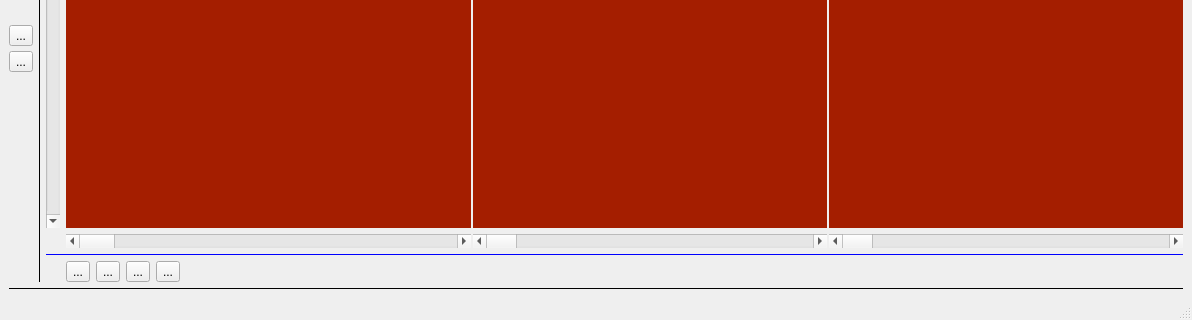
The window that visualizer/dialogs/MainWindow.ui (michaelboth/EventAnalyzer) describes before a commit, drawn with Qt 5; both pictures show x 0 to 1192 and y 396 to 716 of the 1192 by 716 pixel window.
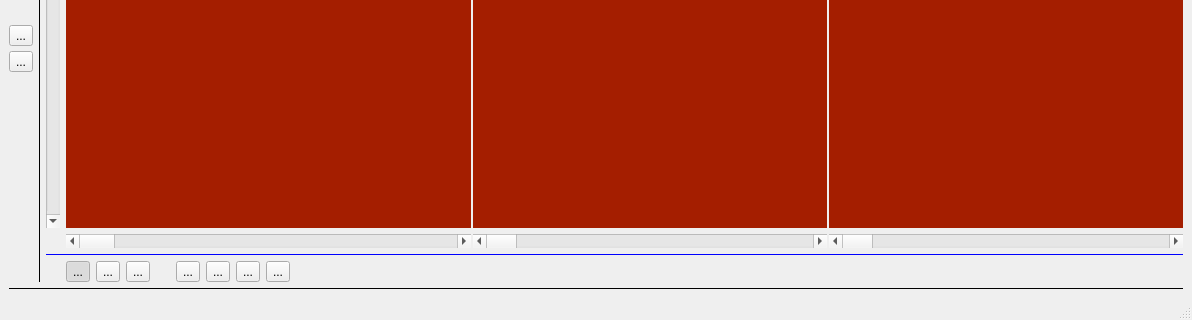
The same window after the commit. Custom widgets are drawn as their Qt base class.

```diff
--- a/visualizer/dialogs/MainWindow.ui
+++ b/visualizer/dialogs/MainWindow.ui
@@ -558,6 +558,55 @@
             </property>
            </spacer>
           </item>
+          <item>
+           <widget class="QToolButton" name="mouseModeInfoButton">
+            <property name="text">
+             <string>...</string>
+            </property>
+            <property name="checkable">
+             <bool>true</bool>
+            </property>
+            <property name="checked">
+             <bool>true</bool>
+            </property>
+           </widget>
+          </item>
+          <item>
+           <widget class="QToolButton" name="mouseModeHistogramButton">
+            <property name="text">
+             <string>...</string>
+            </property>
+            <property name="checkable">
+             <bool>true</bool>
+            </property>
+           </widget>
+          </item>
+          <item>
+           <widget class="QToolButton" name="mouseModeTimeShiftButton">
+            <property name="text">
+             <string>...</string>
+            </property>
+            <property name="checkable">
+             <bool>true</bool>
+            </property>
+           </widget>
+          </item>
+          <item>
+           <spacer name="horizontalSpacer">
+            <property name="orientation">
+             <enum>Qt::Horizontal</enum>
+            </property>
+            <property name="sizeType">
+             <enum>QSizePolicy::Fixed</enum>
+            </property>
+            <property name="sizeHint" stdset="0">
+             <size>
+              <width>20</width>
+              <height>10</height>
+             </size>
+            </property>
+           </spacer>
+          </item>
           <item>
            <layout class="QHBoxLayout" name="horizontalLayout_2">
             <item>
```
